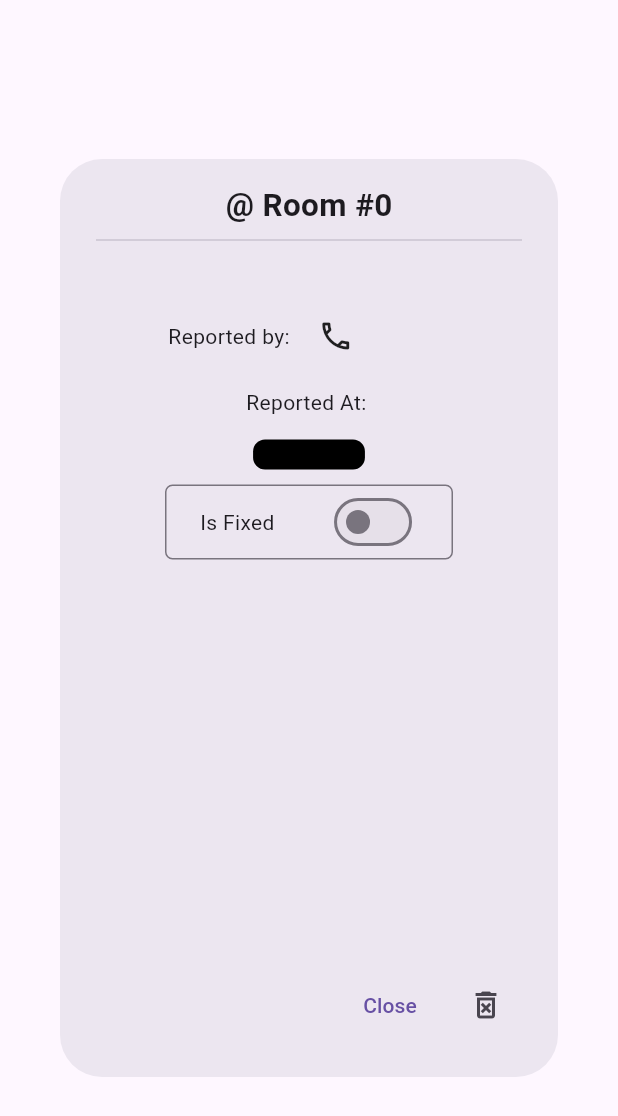
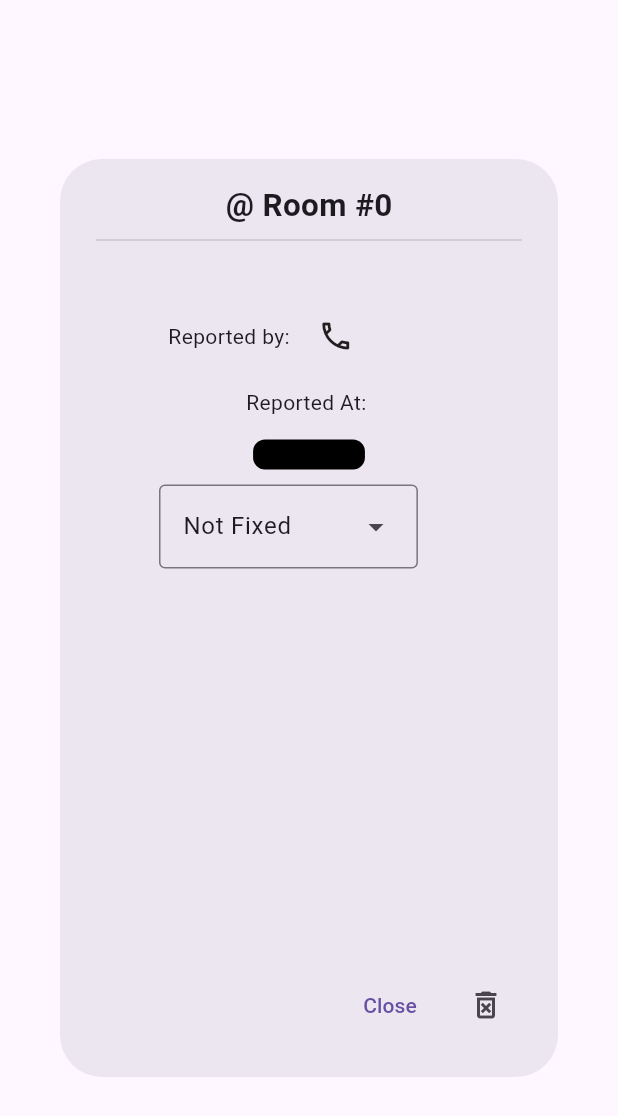
Before and after one commit to RabinComputersPatrol/rabincomputerspatrol.github.io, a Flutter app: the ReportPage widget shown alone on an empty page, opened directly with empty values, on a phone screen of 412 x 824 dp. Shown: the top 1116 px of the screen. Run offline on Flutter 3.47's test engine with Material 3 defaults, Android fonts, the phone set to English and light mode, and no system bars; our stand-ins replace cloud_firestore, firebase_core; accounts and stored records are empty.

Commit message:
in progress status

```diff
--- a/lib/pages/report_page.dart
+++ b/lib/pages/report_page.dart
@@ -86,16 +86,19 @@ class _ReportPageState extends State<ReportPage> {
             SizedBox(
               height: 50,
               width: 200,
-              child: DialogToggleSwitch(
-                initialValue: widget.report.fixed,
-                onToggle: (value) async {
-                  // Update in database
+              child: DropdownMenu<double>(
+                dropdownMenuEntries: const [
+                  DropdownMenuEntry(value: 0, label: "Not Fixed"),
+                  DropdownMenuEntry(value: 0.5, label: "In Progress"),
+                  DropdownMenuEntry(value: 1, label: "Fixed"),
+                ],
+                onSelected: (value) async {
                   await DatabaseAPI.instance.uploadJson(
-                      (widget.report..fixed = value).toJson(),
+                      (widget.report..status = value ?? 0).toJson(),
                       "reports",
                       widget.report.generateDocumentId());
                 },
-                label: "Is Fixed",
+                initialSelection: widget.report.status,
               ),
             )
           ],
--- a/lib/services/api/issue_report.dart
+++ b/lib/services/api/issue_report.dart
@@ -4,7 +4,7 @@ import 'package:intl/intl.dart';
 class IssueReport {
   final DateTime date;
   final String time;
-  bool fixed;
+  double status;
   final String name;
   final String phoneNumber;
   final String problemDescription;
@@ -14,7 +14,7 @@ class IssueReport {
   IssueReport({
     required this.time,
     required this.date,
-    required this.fixed,
+    required this.status,
     required this.name,
     required this.phoneNumber,
     required this.problemDescription,
@@ -28,11 +28,11 @@ class IssueReport {
     return IssueReport(
       time: json['time'] ?? "00:00",
       date: dateFormat.parse(json['date']),
-      fixed: json['fixed'] == 1 ? true : false,
+      status: json['fixed'],
       name: json['name'],
       phoneNumber: json['phoneNumber'],
       problemDescription: json['problemDescription'],
-      priority: json['priority'],
+      priority: json['priority'] ?? 1,
       roomNumber: json['roomNumber'],
     );
   }
@@ -42,7 +42,7 @@ class IssueReport {
     return {
       'time': time,
       'date': dateFormat.format(date), // Format the date to 'dd/MM/yyyy'
-      'fixed': fixed ? 1 : 0, // Store boolean as 1 or 0s
+      'fixed': status, // Store boolean as 1 or 0s
       'name': name,
       'phoneNumber': phoneNumber,
       'problemDescription': problemDescription,
```
Also changed, not shown: lib/pages/support_page.dart (+2 -6 lines).
